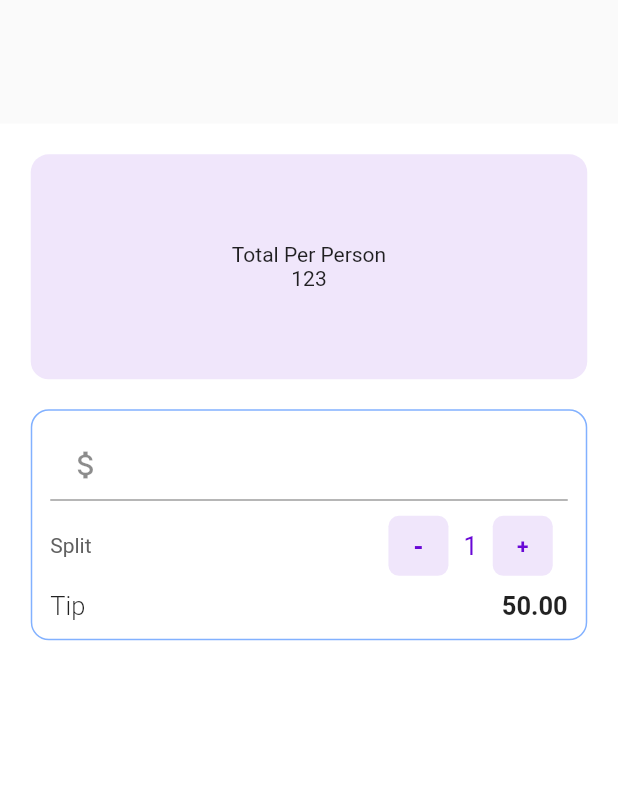
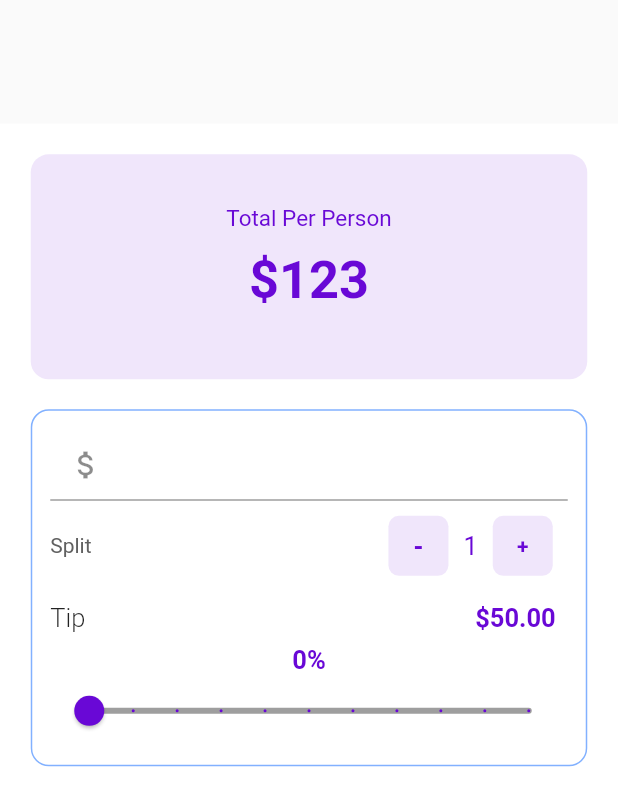
Before and after one commit to kibagendi20/calculator_app, a Flutter app: the screen it shows after launch, on a phone screen of 412 x 824 dp. Shown: the top 806 px of the screen. Run offline on Flutter 3.47's test engine with Material 2 defaults, Android fonts, the phone set to English and light mode, and no system bars.

Commit message:
Updates with Slider widget code

```diff
--- a/lib/widgets/bill.dart
+++ b/lib/widgets/bill.dart
@@ -39,8 +39,23 @@ class _BillSplitterState extends State<BillSplitter> {
                 child: Column(
                   mainAxisAlignment: MainAxisAlignment.center,
                   children: [
-                    Text("Total Per Person"),
-                    Text("123"),
+                    Text(
+                      "Total Per Person",
+                      style: TextStyle(
+                          color: _purple,
+                          fontSize: 15.0,
+                          fontWeight: FontWeight.normal),
+                    ),
+                    Padding(
+                      padding: const EdgeInsets.all(12.0),
+                      child: Text(
+                        "\$123",
+                        style: TextStyle(
+                            fontSize: 34.9,
+                            fontWeight: FontWeight.bold,
+                            color: _purple),
+                      ),
+                    ),
                   ],
                 ),
               ),
@@ -167,14 +182,44 @@ class _BillSplitterState extends State<BillSplitter> {
                       Row(
                         children: [
                           Center(
-                            child: Text(
-                              "50.00",
-                              style: TextStyle(
-                                  fontSize: 17, fontWeight: FontWeight.bold),
+                            child: Padding(
+                              padding: const EdgeInsets.all(8.0),
+                              child: Text(
+                                "\$50.00",
+                                style: TextStyle(
+                                  color: _purple,
+                                  fontSize: 17,
+                                  fontWeight: FontWeight.bold,
+                                ),
+                              ),
                             ),
                           ),
                         ],
                       ),
+                    ],
+                  ),
+                  //Slider
+                  Column(
+                    children: [
+                      Text(
+                        "$_tipPercentage%",
+                        style: TextStyle(
+                            color: _purple,
+                            fontSize: 17.0,
+                            fontWeight: FontWeight.bold),
+                      ),
+                      Slider(
+                          min: 0,
+                          max: 100,
+                          activeColor: _purple,
+                          inactiveColor: Colors.grey,
+                          divisions: 10,
+                          value: _tipPercentage.toDouble(),
+                          onChanged: (double newValue) {
+                            setState(() {
+                              _tipPercentage = newValue.round();
+                            });
+                          })
                     ],
                   ),
                 ],
```
